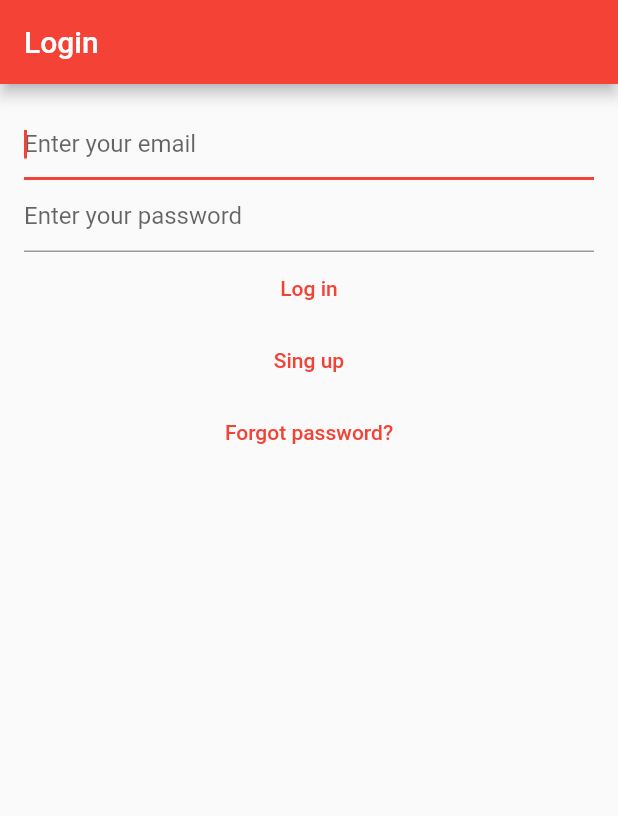
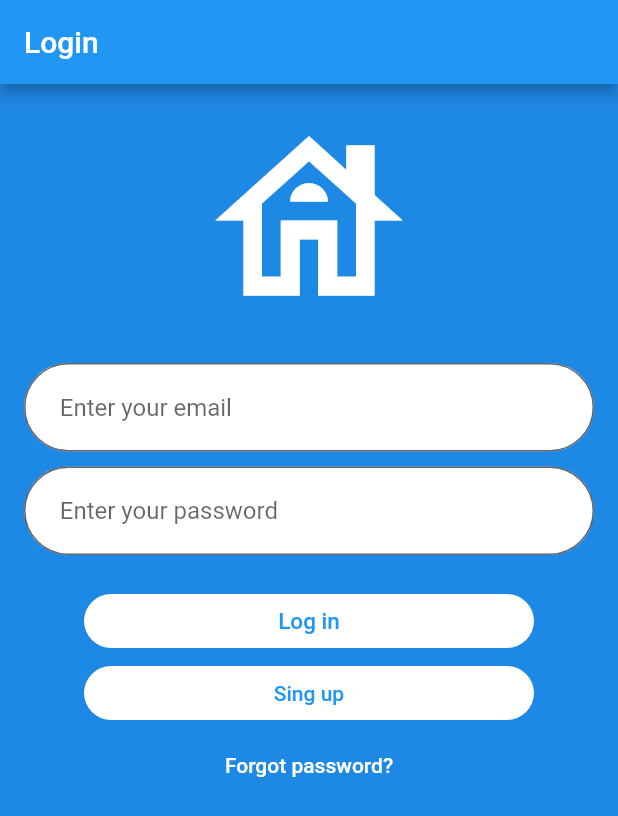
Before and after one commit to cruzvilla333/property_management_app, a Flutter app: the screen it shows after launch, on a phone screen of 412 x 824 dp. Shown: the top 816 px of the screen. Run offline on Flutter 3.47's test engine with Material 2 defaults, Android fonts, the phone set to English and light mode, and no system bars; our stand-ins replace cloud_firestore, firebase_auth, firebase_core, flutter_bloc, go_router; accounts and stored records are empty.

Commit message:
Implemented nices UI for login page

```diff
--- a/lib/main.dart
+++ b/lib/main.dart
@@ -30,7 +30,7 @@ void main() {
       child: MaterialApp.router(
         title: 'Router test',
         theme: ThemeData(
-          primarySwatch: Colors.red,
+          primarySwatch: Colors.blue,
         ),
         routerConfig: router,
       ),
--- a/lib/views/login_view.dart
+++ b/lib/views/login_view.dart
@@ -49,29 +49,64 @@ class _LoginViewState extends State<LoginView> {
           handleAuthRouting(context: context, state: state);
         }
       },
+      child: GestureDetector(
+        onTap: () => FocusScope.of(context).requestFocus(FocusNode()),
         child: Scaffold(
-        appBar: AppBar(title: const Text('Login')),
+          resizeToAvoidBottomInset: false,
+          backgroundColor: Colors.blue.shade600,
+          appBar: AppBar(
+            title: const Text('Login'),
+          ),
           body: Padding(
             padding: const EdgeInsets.all(16.0),
             child: Column(
+              mainAxisAlignment: MainAxisAlignment.start,
               children: [
+                const Icon(
+                  Icons.house_outlined,
+                  size: 150,
+                  color: Colors.white,
+                ),
+                const SizedBox(height: 20, width: 10),
                 TextField(
                   controller: _email,
                   enableSuggestions: false,
                   autocorrect: false,
-                autofocus: true,
                   keyboardType: TextInputType.emailAddress,
-                decoration: const InputDecoration(hintText: 'Enter your email'),
+                  decoration: InputDecoration(
+                    hintText: '   Enter your email',
+                    border: OutlineInputBorder(
+                      borderRadius: BorderRadius.circular(100),
                     ),
+                    fillColor: Colors.white,
+                    filled: true,
+                  ),
+                ),
+                const SizedBox(height: 10),
                 TextField(
                   controller: _password,
                   obscureText: true,
                   enableSuggestions: false,
                   autocorrect: false,
-                decoration:
-                    const InputDecoration(hintText: 'Enter your password'),
+                  decoration: InputDecoration(
+                    hintText: '   Enter your password',
+                    border: OutlineInputBorder(
+                        borderRadius: BorderRadius.circular(100)),
+                    fillColor: Colors.white,
+                    filled: true,
                   ),
+                ),
+                const SizedBox(height: 20),
                 TextButton(
+                  style: ButtonStyle(
+                      backgroundColor:
+                          const MaterialStatePropertyAll(Colors.white),
+                      shape: MaterialStatePropertyAll(
+                        RoundedRectangleBorder(
+                          borderRadius: BorderRadius.circular(100),
+                        ),
+                      ),
+                      fixedSize: const MaterialStatePropertyAll(Size(300, 10))),
                   onPressed: () async {
                     attemptLogIn(
                       email: _email.text,
@@ -79,17 +114,43 @@ class _LoginViewState extends State<LoginView> {
                       context: context,
                     );
                   },
-                child: const Text('Log in'),
+                  child: const Text(
+                    'Log in',
+                    style: TextStyle(
+                      fontSize: 15,
+                      fontStyle: FontStyle.normal,
+                    ),
+                  ),
                 ),
                 TextButton(
+                  style: ButtonStyle(
+                      backgroundColor:
+                          const MaterialStatePropertyAll(Colors.white),
+                      shape: MaterialStatePropertyAll(
+                        RoundedRectangleBorder(
+                          borderRadius: BorderRadius.circular(100),
+                        ),
+                      ),
+                      fixedSize: const MaterialStatePropertyAll(Size(300, 10))),
                   onPressed: () => context.goNamed(registerPage),
                   child: const Text("Sing up"),
                 ),
                 TextButton(
+                  style: ButtonStyle(
+                      shape: MaterialStatePropertyAll(
+                        RoundedRectangleBorder(
+                          borderRadius: BorderRadius.circular(100),
+                        ),
+                      ),
+                      fixedSize: const MaterialStatePropertyAll(Size(200, 10))),
                   onPressed: () => context.goNamed(passwordResetPage),
-                child: const Text("Forgot password?"),
+                  child: const Text(
+                    "Forgot password?",
+                    style: TextStyle(color: Colors.white),
+                  ),
                 ),
               ],
+            ),
           ),
         ),
       ),
--- a/lib/views/properties/properties_list.dart
+++ b/lib/views/properties/properties_list.dart
@@ -16,6 +16,7 @@ class PropertiesList extends StatelessWidget {
   @override
   Widget build(BuildContext context) {
     return Scaffold(
+      backgroundColor: Colors.blue.shade600,
       appBar: AppBar(
         title: const Text('Your properties'),
         actions: [
--- a/lib/views/properties/properties_list_view.dart
+++ b/lib/views/properties/properties_list_view.dart
@@ -28,37 +28,35 @@ class PropertiesListView extends StatelessWidget {
         return Padding(
           padding: const EdgeInsets.all(16.0),
           child: ListTile(
-            tileColor: property.moneyDue == 0
-                ? Colors.green.shade200
-                : Colors.red.shade200,
+            tileColor: Colors.white,
             shape: RoundedRectangleBorder(
-              side: BorderSide(
-                  color: property.moneyDue == 0 ? Colors.green : Colors.red,
-                  width: 1),
-              borderRadius: BorderRadius.circular(15),
+              borderRadius: BorderRadius.circular(20),
             ),
             onTap: () => onTap(property),
             title: Column(
               crossAxisAlignment: CrossAxisAlignment.start,
               children: [
                 Text(
-                  'Title: ${property.title}',
+                  property.title,
                   maxLines: 1,
                   softWrap: true,
                   overflow: TextOverflow.ellipsis,
                 ),
+                const SizedBox(height: 10),
                 Text(
                   'Address: ${property.address}',
                   maxLines: 1,
                   softWrap: true,
                   overflow: TextOverflow.ellipsis,
                 ),
+                const SizedBox(height: 10),
                 Text(
                   'Monthly price: ${property.monthlyPrice.toString().replaceAllMapped(reg, mathFunc)}\$',
                   maxLines: 1,
                   softWrap: true,
                   overflow: TextOverflow.ellipsis,
                 ),
+                const SizedBox(height: 10),
                 Text(
                   'Money due: ${property.moneyDue.toString().replaceAllMapped(reg, mathFunc)}\$',
                   maxLines: 1,
```
Lines whose indentation alone changed are shown as unchanged.
